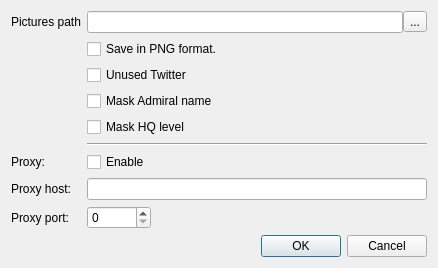
First picture: the form in settingsdialog.ui, repository ioriayane/KanmusuMemory, before the edit.
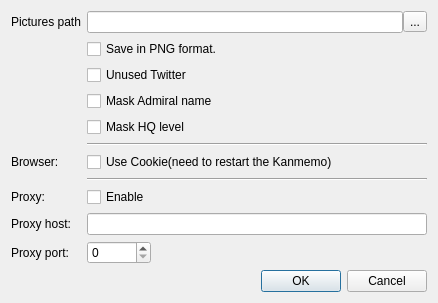
Second picture: the form after the edit. Icons and pictures are not drawn.

Patch:
```diff
--- a/settingsdialog.ui
+++ b/settingsdialog.ui
@@ -7,7 +7,7 @@
     <x>0</x>
     <y>0</y>
     <width>438</width>
-    <height>228</height>
+    <height>290</height>
    </rect>
   </property>
   <property name="windowTitle">
@@ -93,38 +93,69 @@
        </property>
       </widget>
      </item>
-     <item row="5" column="1">
+     <item row="6" column="1">
+      <widget class="Line" name="line_3">
+       <property name="orientation">
+        <enum>Qt::Horizontal</enum>
+       </property>
+      </widget>
+     </item>
+     <item row="7" column="0">
+      <widget class="QLabel" name="proxyHostLabel_3">
+       <property name="text">
+        <string>Browser:</string>
+       </property>
+      </widget>
+     </item>
+     <item row="7" column="1">
+      <widget class="QCheckBox" name="useCookieCheckBox">
+       <property name="text">
+        <string>Use Cookie(need to restart the Kanmemo)</string>
+       </property>
+       <property name="checked">
+        <bool>false</bool>
+       </property>
+      </widget>
+     </item>
+     <item row="8" column="1">
       <widget class="Line" name="line">
        <property name="orientation">
         <enum>Qt::Horizontal</enum>
        </property>
       </widget>
      </item>
-     <item row="6" column="0">
+     <item row="9" column="0">
       <widget class="QLabel" name="proxyHostLabel_2">
        <property name="text">
         <string>Proxy:</string>
        </property>
       </widget>
      </item>
-     <item row="7" column="0">
+     <item row="9" column="1">
+      <widget class="QCheckBox" name="proxyEnableCheckBox">
+       <property name="text">
+        <string>Enable</string>
+       </property>
+      </widget>
+     </item>
+     <item row="10" column="0">
       <widget class="QLabel" name="proxyHostLabel">
        <property name="text">
         <string>Proxy host:</string>
        </property>
       </widget>
      </item>
-     <item row="7" column="1">
+     <item row="10" column="1">
       <widget class="QLineEdit" name="proxyHost"/>
      </item>
-     <item row="8" column="0">
+     <item row="11" column="0">
       <widget class="QLabel" name="proxyPortLabel">
        <property name="text">
         <string>Proxy port:</string>
        </property>
       </widget>
      </item>
-     <item row="8" column="1">
+     <item row="11" column="1">
       <layout class="QHBoxLayout" name="horizontalLayout_2">
        <item>
         <widget class="QSpinBox" name="proxyPort">
@@ -151,13 +182,6 @@
        </item>
       </layout>
      </item>
-     <item row="6" column="1">
-      <widget class="QCheckBox" name="proxyEnableCheckBox">
-       <property name="text">
-        <string>Enable</string>
-       </property>
-      </widget>
-     </item>
     </layout>
    </item>
    <item>
```
Left out of the diff: 2 changed lines with no effect on the pictures.
